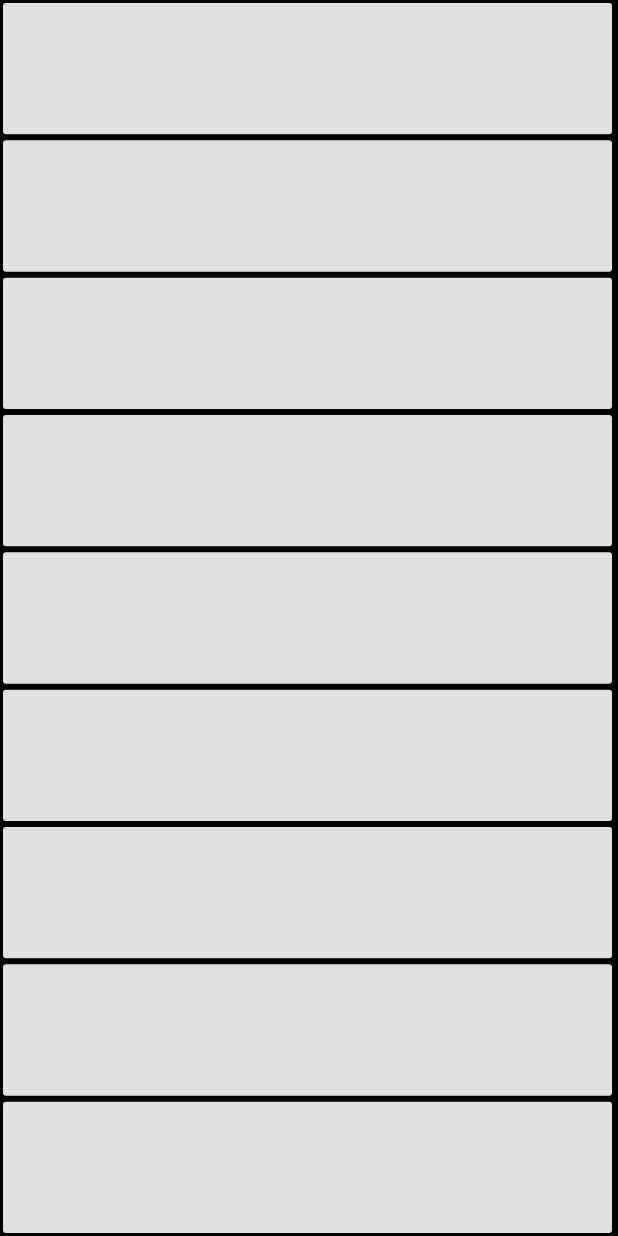
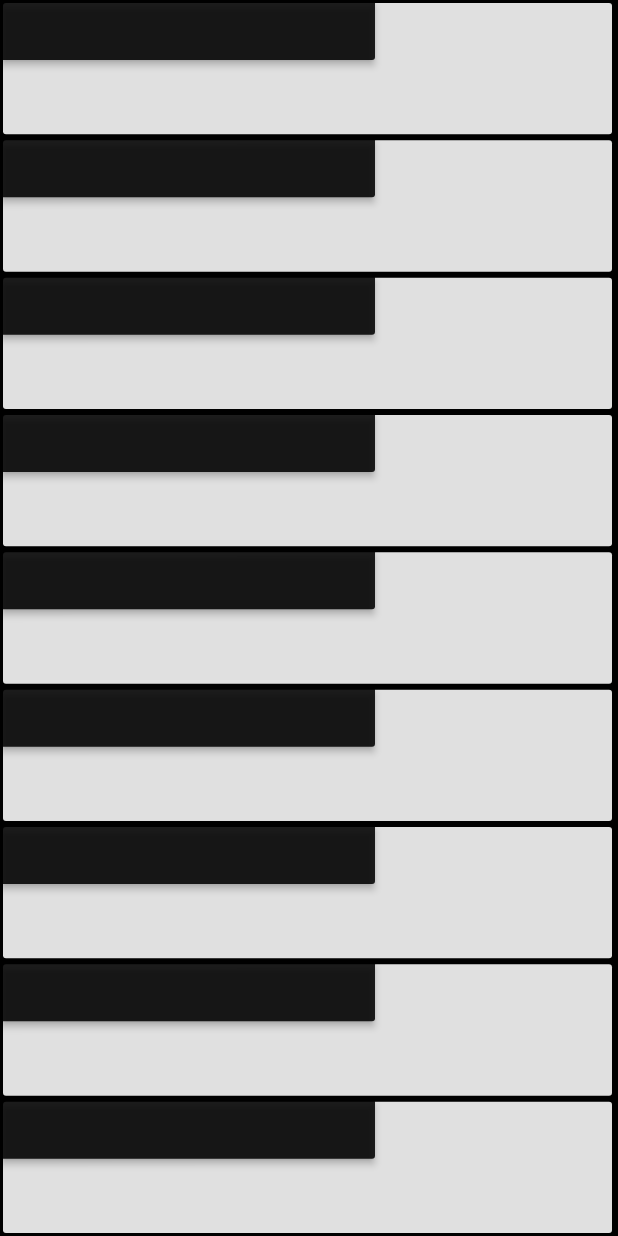
Before and after one commit to ENGR-WAJAHAT-AHMED/very_simple_piano_like_app_in_flutter, a Flutter app: the screen it shows after launch, on a phone screen of 412 x 824 dp. Run offline on Flutter 3.47's test engine with Material 2 defaults, Android fonts, the phone set to English and light mode, and no system bars.

Commit message:
button modified

```diff
--- a/lib/main.dart
+++ b/lib/main.dart
@@ -38,7 +38,7 @@ class PianoButton extends StatelessWidget {
         children: [
           Padding(
             padding: const EdgeInsets.only(
-                right: 4.0, bottom: 2.0, top: 2.0,left: 2.0),
+                right: 4.0, bottom: 2.0, top: 2.0, left: 2.0),
             child: Container(
               width: double.infinity,
               height: double.infinity,
@@ -47,6 +47,16 @@ class PianoButton extends StatelessWidget {
               ),
             ),
           ),
+          Positioned(
+            child: Container(
+              width: 250,
+              height: 40,
+              child: RaisedButton(
+                color: Colors.black87,
+                onPressed: () {  },
+              ),
+            ),
+          ),
         ],
       ),
     );
```
